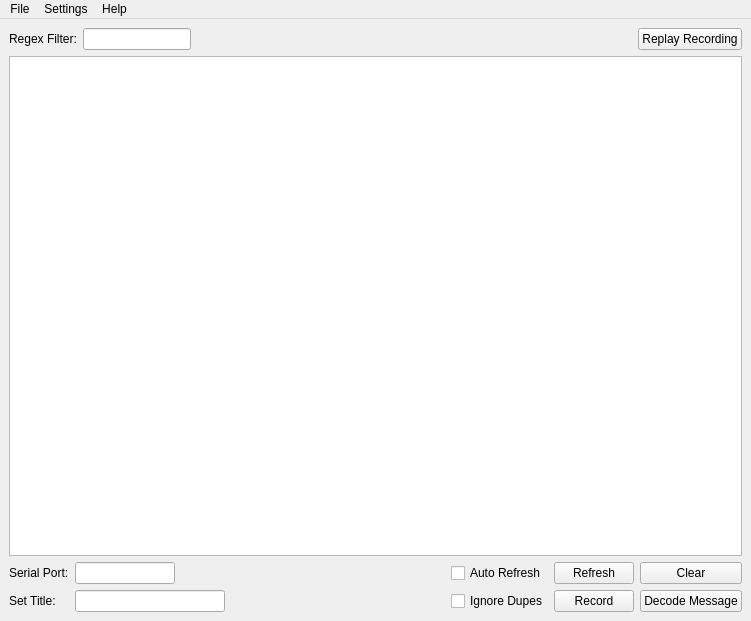
This is src/gui/analyzer.ui in nevtum/XSeriesTestTool as Qt 5 draws it before an edit. The edited form follows.
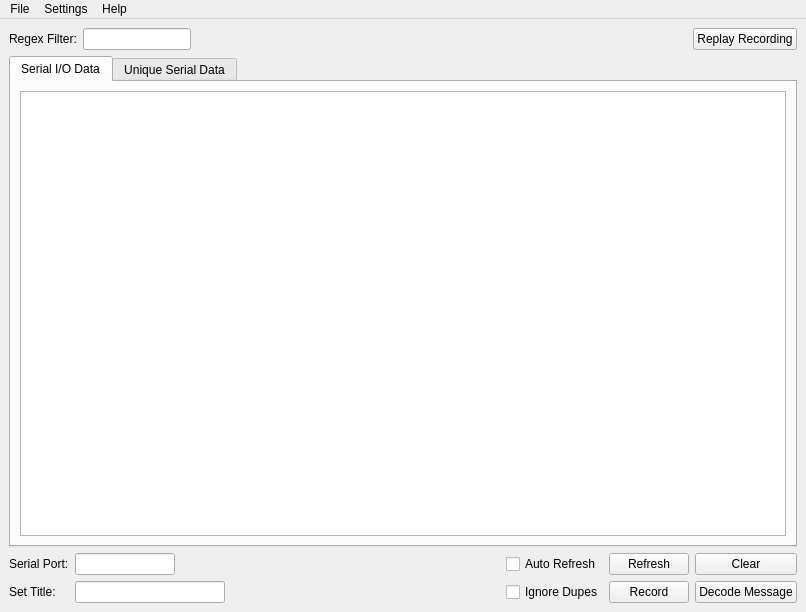
This is the edited form.

Commit message: preparing ui for added packet analyser views

The edit to the form file:
```diff
--- a/src/gui/analyzer.ui
+++ b/src/gui/analyzer.ui
@@ -6,8 +6,8 @@
    <rect>
     <x>0</x>
     <y>0</y>
-    <width>751</width>
-    <height>621</height>
+    <width>806</width>
+    <height>612</height>
    </rect>
   </property>
   <property name="windowTitle">
@@ -62,7 +62,7 @@
         </property>
         <property name="sizeHint" stdset="0">
          <size>
-          <width>400</width>
+          <width>31</width>
           <height>20</height>
          </size>
         </property>
@@ -78,25 +78,67 @@
      </layout>
     </item>
     <item>
-     <widget class="QTableView" name="tableView">
-      <property name="verticalScrollBarPolicy">
-       <enum>Qt::ScrollBarAsNeeded</enum>
+     <widget class="QTabWidget" name="tabWidget">
+      <property name="tabPosition">
+       <enum>QTabWidget::North</enum>
       </property>
-      <property name="alternatingRowColors">
+      <property name="tabShape">
+       <enum>QTabWidget::Rounded</enum>
+      </property>
+      <property name="currentIndex">
+       <number>0</number>
+      </property>
+      <property name="usesScrollButtons">
+       <bool>false</bool>
+      </property>
+      <property name="documentMode">
+       <bool>false</bool>
+      </property>
+      <property name="tabsClosable">
+       <bool>false</bool>
+      </property>
+      <property name="movable">
        <bool>true</bool>
       </property>
-      <property name="selectionMode">
-       <enum>QAbstractItemView::SingleSelection</enum>
-      </property>
-      <property name="selectionBehavior">
-       <enum>QAbstractItemView::SelectRows</enum>
-      </property>
-      <property name="gridStyle">
-       <enum>Qt::DashLine</enum>
-      </property>
-      <property name="sortingEnabled">
-       <bool>false</bool>
-      </property>
+      <widget class="QWidget" name="tab1">
+       <attribute name="title">
+        <string>Serial I/O Data</string>
+       </attribute>
+       <layout class="QVBoxLayout" name="verticalLayout_2">
+        <item>
+         <widget class="QTableView" name="tableView">
+          <property name="verticalScrollBarPolicy">
+           <enum>Qt::ScrollBarAsNeeded</enum>
+          </property>
+          <property name="alternatingRowColors">
+           <bool>true</bool>
+          </property>
+          <property name="selectionMode">
+           <enum>QAbstractItemView::SingleSelection</enum>
+          </property>
+          <property name="selectionBehavior">
+           <enum>QAbstractItemView::SelectRows</enum>
+          </property>
+          <property name="gridStyle">
+           <enum>Qt::DashLine</enum>
+          </property>
+          <property name="sortingEnabled">
+           <bool>false</bool>
+          </property>
+         </widget>
+        </item>
+       </layout>
+      </widget>
+      <widget class="QWidget" name="tab2">
+       <attribute name="title">
+        <string>Unique Serial Data</string>
+       </attribute>
+       <layout class="QVBoxLayout" name="verticalLayout_4">
+        <item>
+         <widget class="QTableView" name="tableView2"/>
+        </item>
+       </layout>
+      </widget>
      </widget>
     </item>
     <item>
@@ -217,7 +259,7 @@
     <rect>
      <x>0</x>
      <y>0</y>
-     <width>751</width>
+     <width>806</width>
      <height>20</height>
     </rect>
    </property>
```
Left out of the diff: 98 changed lines with no effect on the pictures.
